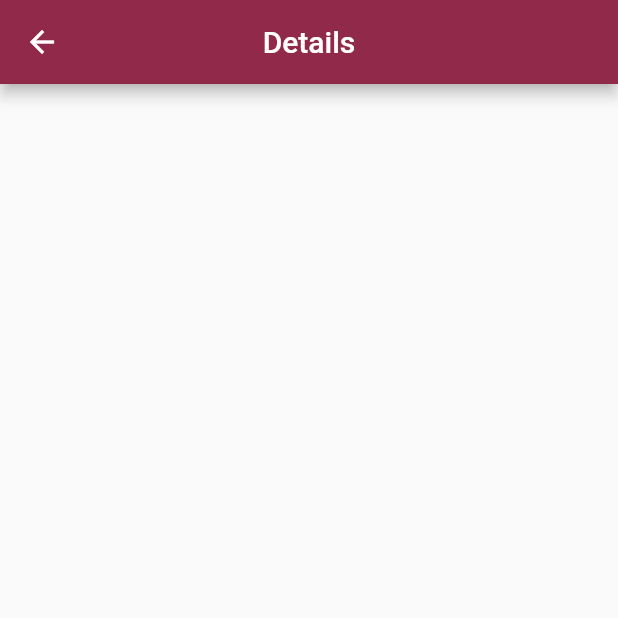
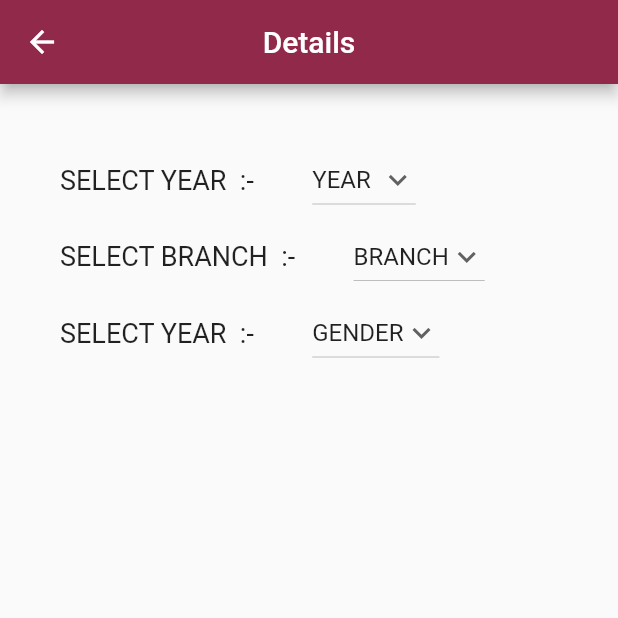
Before and after one commit to Shubha213/Hostel_Admission, a Flutter app: the DetailScreen screen opened directly, on a phone screen of 412 x 824 dp, the top half of it. Run offline on Flutter 3.47's test engine with Material 2 defaults, Android fonts, the phone set to English and light mode, and no system bars.

Commit message:
Update details_screen.dart

```diff
--- a/lib/screens/details_screen.dart
+++ b/lib/screens/details_screen.dart
@@ -10,13 +10,158 @@ class DetailScreen extends StatefulWidget {
 }
 
 class DetailScreenState extends State<DetailScreen> {
+  String dropdownvalue1 = 'YEAR';
+  String dropdownvalue2 = 'BRANCH';
+  String dropdownvalue3 = 'GENDER';
+
+  // List of items in our dropdown menu
+  var year = [
+    'YEAR',
+    'Item 1',
+    'Item 2',
+    'Item 3',
+    'Item 4',
+    'Item 5',
+  ];
+
+  var branch = [
+    'BRANCH',
+    'Item 1',
+    'Item 2',
+    'Item 3',
+    'Item 4',
+    'Item 5',
+  ];
+
+  var gn = [
+    'GENDER',
+      'MALE',
+      'FEMALE',
+      'Others',
+  ];
+
   @override
   Widget build(BuildContext context) {
     return Scaffold(
-      appBar: AppBar(
-        centerTitle: true,
-        backgroundColor: Color(0xFF90294A),
-        title: const Text("Details")),
-    );
+        appBar: AppBar(
+            centerTitle: true,
+            backgroundColor: Color(0xFF90294A),
+            title: const Text("Details")),
+        body: Padding(
+          padding: const EdgeInsets.only(top: 40, left: 40),
+          child: Container(
+            height: 150,
+            child: Column(
+              mainAxisAlignment: MainAxisAlignment.spaceBetween,
+              children: [
+                Row(children: [
+                  Column(
+                    children: const [
+                      Text(
+                        'SELECT YEAR  :-  ',
+                        style: TextStyle(fontSize: 18),
+                      ),
+                    ],
+                  ),
+                  const SizedBox(
+                    width: 30,
+                  ),
+                  Column(
+                    children: [
+                      // Text('DropDown',style: TextStyle(fontSize: 18),),
+                      DropdownButton(
+                        value: dropdownvalue1,
+                        icon: const Icon(Icons.keyboard_arrow_down),
+                        items: year.map((String items) {
+                          return DropdownMenuItem(
+                            value: items,
+                            child: Text(items),
+                          );
+                        }).toList(),
+                        onChanged: (String? newValue) {
+                          setState(() {
+                            dropdownvalue1 = newValue!;
+                          });
+                        },
+                      ),
+                    ],
+                  )
+                ]),
+                Row(children: [
+                  Column(
+                    children: const [
+                      Text(
+                        'SELECT BRANCH  :-  ',
+                        style: TextStyle(fontSize: 18),
+                      ),
+                    ],
+                  ),
+                  const SizedBox(
+                    width: 30,
+                  ),
+                  Column(
+                    children:  [
+                      // Text(
+                      //   'DropDown',
+                      //   style: TextStyle(fontSize: 18),
+                      // ),
+                                            DropdownButton(
+                        value: dropdownvalue2,
+                        icon: const Icon(Icons.keyboard_arrow_down),
+                        items: branch.map((String items) {
+                          return DropdownMenuItem(
+                            value: items,
+                            child: Text(items),
+                          );
+                        }).toList(),
+                        onChanged: (String? newValue) {
+                          setState(() {
+                            dropdownvalue2 = newValue!;
+                          });
+                        },
+                      ),
+                    ],
+                  )
+                ]),
+                Row(children: [
+                  Column(
+                    children: const [
+                      Text(
+                        'SELECT YEAR  :-  ',
+                        style: TextStyle(fontSize: 18),
+                      ),
+                    ],
+                  ),
+                  const SizedBox(
+                    width: 30,
+                  ),
+                  Column(
+                    children:  [
+                      // Text(
+                      //   'DropDown',
+                      //   style: TextStyle(fontSize: 18),
+                      // ),
+                       DropdownButton(
+                        value: dropdownvalue3,
+                        icon: const Icon(Icons.keyboard_arrow_down),
+                        items: gn.map((String items) {
+                          return DropdownMenuItem(
+                            value: items,
+                            child: Text(items),
+                          );
+                        }).toList(),
+                        onChanged: (String? newValue) {
+                          setState(() {
+                            dropdownvalue3 = newValue!;
+                          });
+                        },
+                      ),
+                    ],
+                  )
+                ]),
+              ],
+            ),
+          ),
+        ));
   }
 }
```
